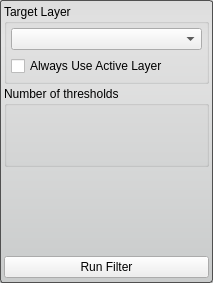
First picture: the form in src/Interface/ToolInterface/OtsuThresholdFilterInterface.ui, repository SCIInstitute/Seg3D, before the edit.
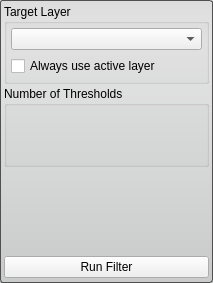
Second picture: the form after the edit. Custom widgets are drawn as their Qt base class.

Commit message: fixed Threshold Tool: Move "Create Threshold Layer" button to b... fixed Tools/Filters: Inconsistent capitalization for groupboxes fixed Tools/Filters: Inconsistent capitalization for checkboxes

Diff of the .ui file:
```diff
--- a/src/Interface/ToolInterface/OtsuThresholdFilterInterface.ui
+++ b/src/Interface/ToolInterface/OtsuThresholdFilterInterface.ui
@@ -97,7 +97,7 @@
          <item>
           <widget class="QCheckBox" name="use_active_layer_">
            <property name="text">
-            <string>Always Use Active Layer</string>
+            <string>Always use active layer</string>
            </property>
           </widget>
          </item>
@@ -110,7 +110,7 @@
    <item>
     <widget class="QGroupBox" name="groupBox">
      <property name="title">
-      <string>Number of thresholds</string>
+      <string>Number of Thresholds</string>
      </property>
      <layout class="QHBoxLayout" name="horizontalLayout_2">
       <property name="leftMargin">
```
The commit also changes 52 other files.
